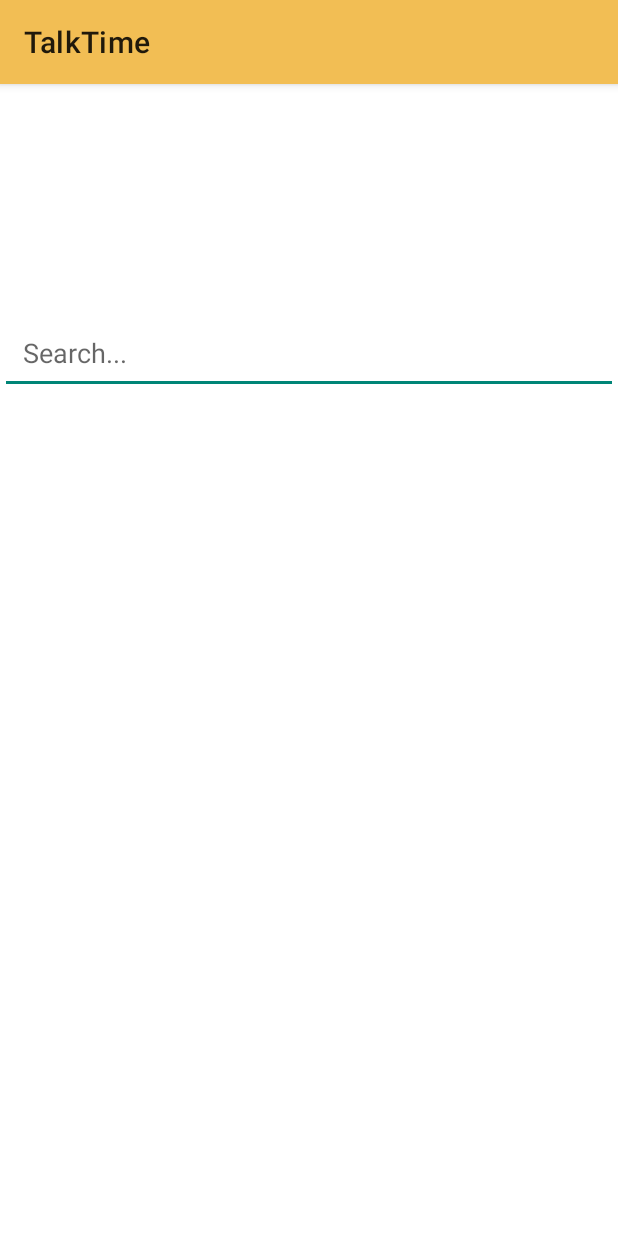
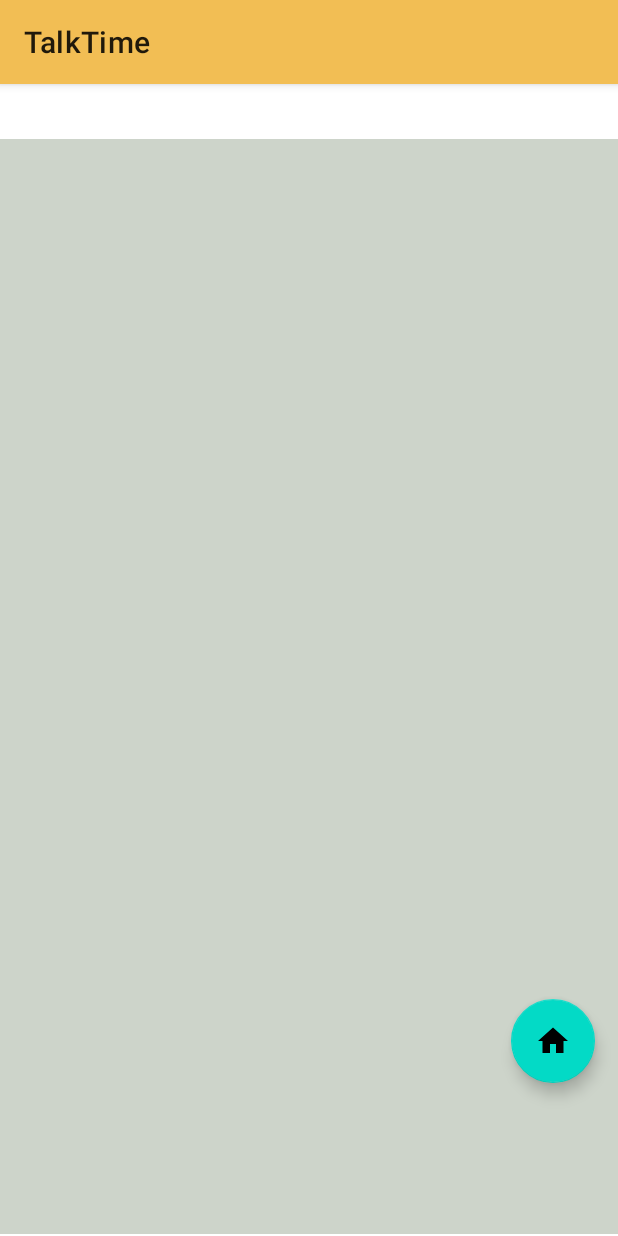
Before and after one commit to soniabullah1/COMS3009A-Agile-Sprinters, an Android app: the ContactsList screen opened directly, with no data from a screen before it, on a phone screen of 412 x 824 dp. Run offline under Robolectric (Android 15) with nearby library versions, the phone set to English and light mode, and no system bars; our stand-ins replace Firebase (no records; nobody signed in at launch, a user with empty details on screens opened directly).

Commit message:
Floating button added, search bar removed, calls implemented and seen on each message

```diff
--- a/app/src/main/java/com/example/agilesprintersapp/Adapter/MessageAdapter.java
+++ b/app/src/main/java/com/example/agilesprintersapp/Adapter/MessageAdapter.java
@@ -115,10 +115,7 @@ public class MessageAdapter extends RecyclerView.Adapter<MessageAdapter.ViewHold
             }else{
                 holder.txt_seen.setText("Delivered");
             }
-        }else{
-            holder.txt_seen.setVisibility(View.GONE);
         }
-
         holder.show_message.setVisibility(View.GONE);
         holder.messagePicture.setVisibility(View.GONE);
         holder.caption.setVisibility(View.GONE);
--- a/app/src/main/java/com/example/agilesprintersapp/ContactsList.java
+++ b/app/src/main/java/com/example/agilesprintersapp/ContactsList.java
@@ -27,6 +27,7 @@ import androidx.recyclerview.widget.RecyclerView;
 import com.example.agilesprintersapp.Adapter.UserAdapter;
 import com.example.agilesprintersapp.Model.User;
 import com.google.android.material.bottomnavigation.BottomNavigationView;
+import com.google.android.material.floatingactionbutton.FloatingActionButton;
 import com.google.firebase.auth.FirebaseAuth;
 import com.google.firebase.auth.FirebaseUser;
 import com.google.firebase.database.DataSnapshot;
@@ -46,7 +47,7 @@ public class ContactsList extends AppCompatActivity {
     private RecyclerView recyclerView;
     private UserAdapter userAdapter;
     private List<User> mUsers;
-
+    FloatingActionButton Home;
     EditText search_users;
 
     @Override
@@ -57,12 +58,19 @@ public class ContactsList extends AppCompatActivity {
         recyclerView = findViewById(R.id.recycler_view12);
         recyclerView.setHasFixedSize(true);
         recyclerView.setLayoutManager(new LinearLayoutManager(getApplicationContext()));
-
+        Home = findViewById(R.id.floatingActionButton);
         mUsers = new ArrayList<>();
 
         readUsers();
 
-        search_users = findViewById(R.id.search_users);
+        Home.setOnClickListener(new View.OnClickListener() {
+            @Override
+            public void onClick(View view) {
+                Intent intent = new Intent(ContactsList.this, HomeActivity.class);
+                startActivity(intent);
+            }
+        });
+        /*search_users = findViewById(R.id.search_users);
         search_users.addTextChangedListener(new TextWatcher() {
             @Override
             public void beforeTextChanged(CharSequence s, int start, int count, int after) {
@@ -113,7 +121,7 @@ public class ContactsList extends AppCompatActivity {
             public void onCancelled(@NonNull DatabaseError error) {
 
             }
-        });
+        });*/
 
     }
     public void readUsers(){
--- a/app/src/main/res/layout/activity_contacts_list.xml
+++ b/app/src/main/res/layout/activity_contacts_list.xml
@@ -9,29 +9,29 @@
     tools:context=".ContactsList">
 
 
-    <EditText
-        android:id="@+id/search_users"
-        android:layout_width="match_parent"
-        android:layout_height="wrap_content"
-        android:hint="Search..."
-        android:padding="15dp"
-        android:layout_above="@id/recycler_view12"
-        android:textColor="@color/black"
-        app:layout_constraintEnd_toEndOf="parent"
-        app:layout_constraintStart_toStartOf="parent"
-        app:layout_constraintTop_toTopOf="parent" />
-
     <androidx.recyclerview.widget.RecyclerView
         android:id="@+id/recycler_view12"
         android:layout_width="match_parent"
-        android:layout_height="560dp"
+        android:layout_height="730dp"
         android:layout_alignParentBottom="true"
         android:layout_marginTop="-0dp"
         android:layout_marginBottom="1dp"
         android:background="@color/white"
+        android:backgroundTint="@color/LightGrey"
         android:theme="@style/Theme.AgileSprintersApp"
         app:layout_constraintEnd_toEndOf="parent"
-        app:layout_constraintStart_toStartOf="@+id/search_users"
         app:layout_constraintTop_toTopOf="parent" />
 
+    <com.google.android.material.floatingactionbutton.FloatingActionButton
+        android:id="@+id/floatingActionButton"
+        android:layout_width="wrap_content"
+        android:layout_height="wrap_content"
+        android:layout_alignRight="@id/recycler_view12"
+        android:layout_alignParentBottom="true"
+        android:layout_marginTop="1dp"
+        android:layout_marginRight="15dp"
+        android:layout_marginBottom="102dp"
+        android:clickable="true"
+        android:src="@drawable/ic_baseline_home_24" />
+
 </RelativeLayout>
```
Also changed, not shown: app/src/main/java/com/example/agilesprintersapp/MessageActivity.java (+23 -5 lines), app/src/main/res/layout/activity_message.xml (+14 -89 lines), app/src/main/res/layout/fragment_chats.xml (+2 -16 lines).
